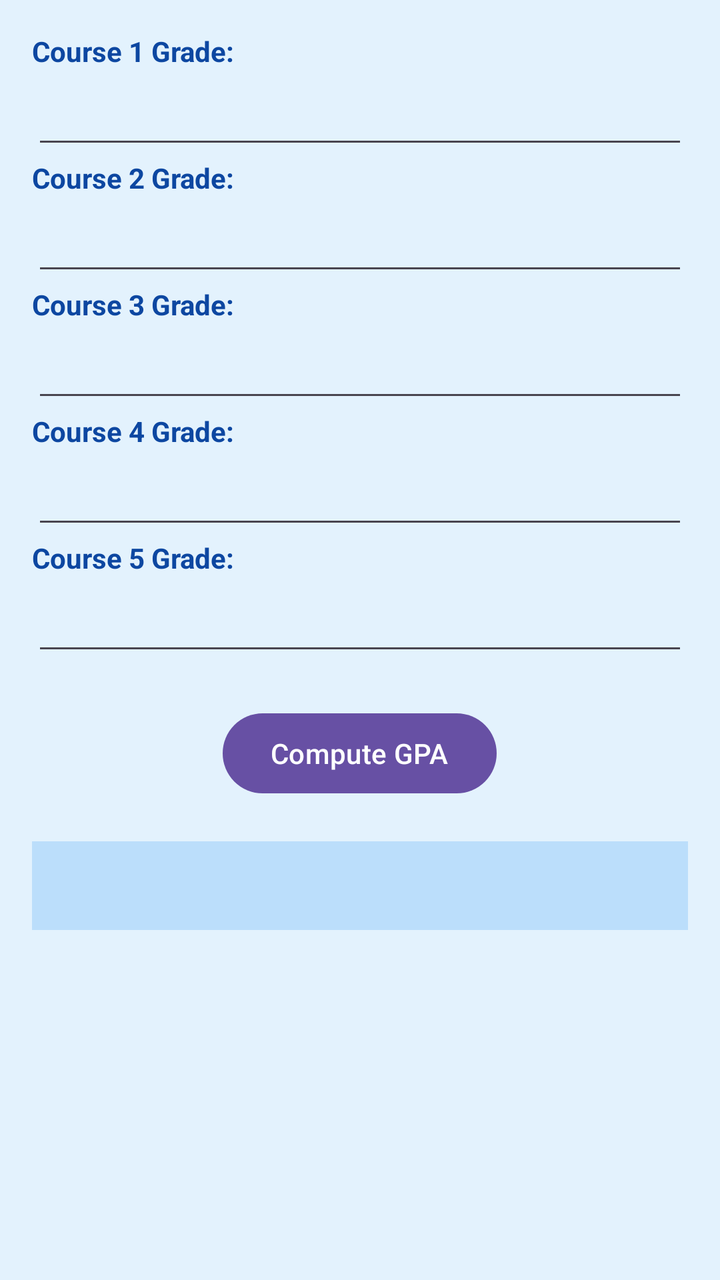
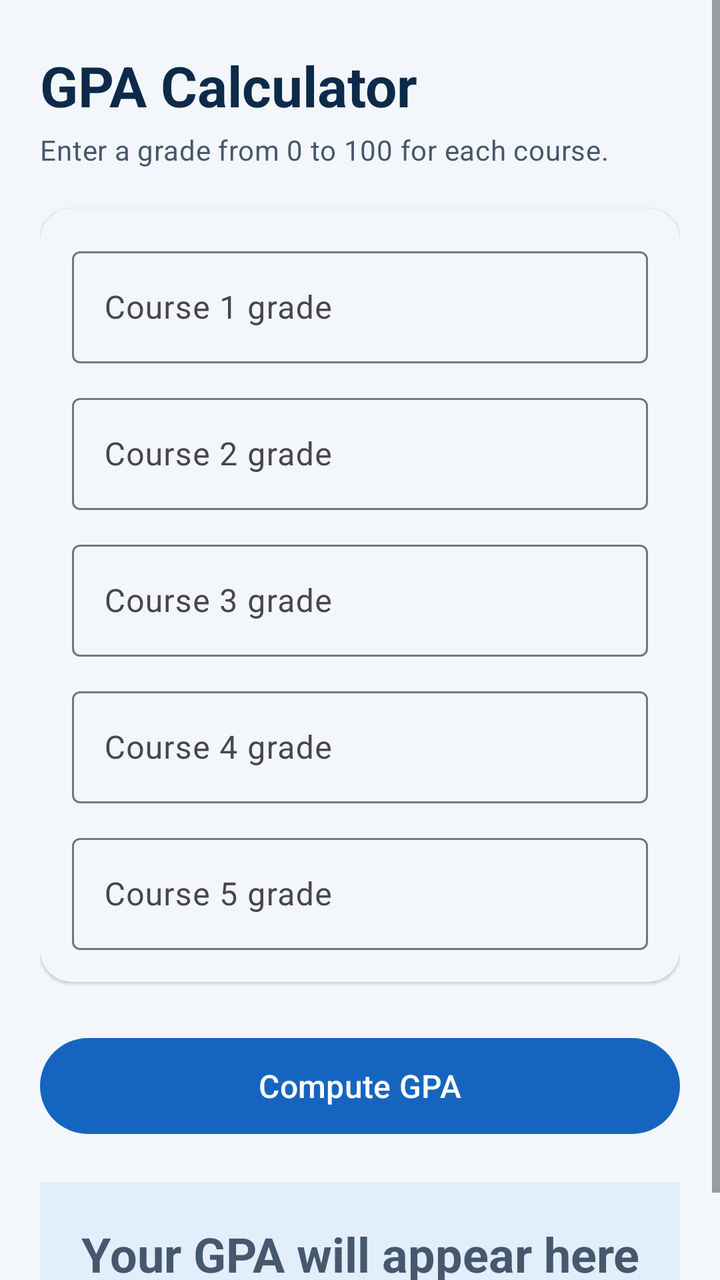

Compare the two renders of this Android layout. The source of the first and the diff that turns it into the second are given below.
<!-- AndroidManifest.xml: application theme Theme.Gpa_datlav2_calculator -->
<!-- res/layout/activity_main.xml -->
<?xml version="1.0" encoding="utf-8"?>
<LinearLayout xmlns:android="http://schemas.android.com/apk/res/android"
    android:layout_width="match_parent"
    android:layout_height="match_parent"
    android:background="#E3F2FD"
    android:orientation="vertical"
    android:padding="16dp">

<TextView
android:layout_width="wrap_content"
android:layout_height="wrap_content"
android:text="Course 1 Grade:"
android:textColor="#0D47A1"
    android:textStyle="bold" />

<EditText
android:id="@+id/grade1"
android:layout_width="match_parent"
android:layout_height="wrap_content"
    android:inputType="numberDecimal"
    android:textColor="#0D47A1"
    android:padding="10dp"/>

<TextView
android:layout_width="wrap_content"
android:layout_height="wrap_content"
android:text="Course 2 Grade:"
android:textColor="#0D47A1"
    android:textStyle="bold" />

<EditText
android:id="@+id/grade2"
android:layout_width="match_parent"
android:layout_height="wrap_content"
    android:inputType="numberDecimal"
    android:textColor="#0D47A1"
    android:padding="10dp"/>

<TextView
android:layout_width="wrap_content"
android:layout_height="wrap_content"
android:text="Course 3 Grade:"
android:textColor="#0D47A1"
    android:textStyle="bold" />

<EditText
android:id="@+id/grade3"
android:layout_width="match_parent"
android:layout_height="wrap_content"
    android:inputType="numberDecimal"
    android:textColor="#0D47A1"
    android:padding="10dp"/>

<TextView
android:layout_width="wrap_content"
android:layout_height="wrap_content"
android:text="Course 4 Grade:"
android:textColor="#0D47A1"
    android:textStyle="bold" />

<EditText
android:id="@+id/grade4"
android:layout_width="match_parent"
android:layout_height="wrap_content"
    android:inputType="numberDecimal"
    android:textColor="#0D47A1"
    android:padding="10dp"/>

<TextView
android:layout_width="wrap_content"
android:layout_height="wrap_content"
android:text="Course 5 Grade:"
android:textColor="#0D47A1"
    android:textStyle="bold" />

<EditText
android:id="@+id/grade5"
android:layout_width="match_parent"
android:layout_height="wrap_content"
    android:inputType="numberDecimal"
    android:textColor="#0D47A1"
    android:padding="10dp"/>

<Button
android:id="@+id/computeGpaButton"
android:layout_width="wrap_content"
android:layout_height="wrap_content"
android:layout_gravity="center_horizontal"
    android:text="Compute GPA"
    android:textColor="#FFFFFF"
    android:layout_marginTop="20dp"/>

<TextView
android:id="@+id/gpaResult"
android:layout_width="match_parent"
android:layout_height="wrap_content"
android:background="#BBDEFB"
    android:textAlignment="center"
    android:textSize="18sp"
    android:layout_marginTop="20dp"
    android:padding="10dp"
    android:textColor="#0D47A1"/>

    </LinearLayout>
<!-- resources referenced by this layout -->
<resources>
  <style name="Theme.Gpa_datlav2_calculator" parent="Base.Theme.Gpa_datlav2_calculator" />
  <style name="Base.Theme.Gpa_datlav2_calculator" parent="Theme.Material3.DayNight.NoActionBar">
          
          
      </style>
</resources>

<!-- the commit's change to res/layout/activity_main.xml (unified diff, before → after) -->
@@ -1,104 +1,168 @@
 <?xml version="1.0" encoding="utf-8"?>
-<LinearLayout xmlns:android="http://schemas.android.com/apk/res/android"
+<ScrollView xmlns:android="http://schemas.android.com/apk/res/android"
+    xmlns:app="http://schemas.android.com/apk/res-auto"
     android:layout_width="match_parent"
     android:layout_height="match_parent"
-    android:background="#E3F2FD"
-    android:orientation="vertical"
-    android:padding="16dp">
+    android:background="?android:attr/colorBackground"
+    android:fillViewport="true">
 
-<TextView
-android:layout_width="wrap_content"
-android:layout_height="wrap_content"
-android:text="Course 1 Grade:"
-android:textColor="#0D47A1"
-    android:textStyle="bold" />
+    <LinearLayout
+        android:layout_width="match_parent"
+        android:layout_height="wrap_content"
+        android:orientation="vertical"
+        android:paddingHorizontal="20dp"
+        android:paddingVertical="24dp">
 
-<EditText
-android:id="@+id/grade1"
-android:layout_width="match_parent"
-android:layout_height="wrap_content"
-    android:inputType="numberDecimal"
-    android:textColor="#0D47A1"
-    android:padding="10dp"/>
+        <TextView
+            android:layout_width="wrap_content"
+            android:layout_height="wrap_content"
+            android:accessibilityHeading="true"
+            android:text="@string/title"
+            android:textAppearance="?attr/textAppearanceHeadlineMedium"
+            android:textColor="@color/gpa_on_surface"
+            android:textStyle="bold" />
 
-<TextView
-android:layout_width="wrap_content"
-android:layout_height="wrap_content"
-android:text="Course 2 Grade:"
-android:textColor="#0D47A1"
-    android:textStyle="bold" />
+        <TextView
+            android:layout_width="wrap_content"
+            android:layout_height="wrap_content"
+            android:layout_marginTop="4dp"
+            android:text="@string/subtitle"
+            android:textAppearance="?attr/textAppearanceBodyMedium"
+            android:textColor="@color/gpa_on_surface_variant" />
 
-<EditText
-android:id="@+id/grade2"
-android:layout_width="match_parent"
-android:layout_height="wrap_content"
-    android:inputType="numberDecimal"
-    android:textColor="#0D47A1"
-    android:padding="10dp"/>
+        <com.google.android.material.card.MaterialCardView
+            style="@style/Widget.Material3.CardView.Elevated"
+            android:layout_width="match_parent"
+            android:layout_height="wrap_content"
+            android:layout_marginTop="20dp"
+            app:cardBackgroundColor="@color/gpa_surface"
+            app:cardCornerRadius="16dp">
 
-<TextView
-android:layout_width="wrap_content"
-android:layout_height="wrap_content"
-android:text="Course 3 Grade:"
-android:textColor="#0D47A1"
-    android:textStyle="bold" />
+            <LinearLayout
+                android:layout_width="match_parent"
+                android:layout_height="wrap_content"
+                android:orientation="vertical"
+                android:paddingHorizontal="16dp"
+                android:paddingTop="4dp"
+                android:paddingBottom="16dp">
 
-<EditText
-android:id="@+id/grade3"
-android:layout_width="match_parent"
-android:layout_height="wrap_content"
-    android:inputType="numberDecimal"
-    android:textColor="#0D47A1"
-    android:padding="10dp"/>
+                <com.google.android.material.textfield.TextInputLayout
+                    style="@style/Widget.Material3.TextInputLayout.OutlinedBox"
+                    android:layout_width="match_parent"
+                    android:layout_height="wrap_content"
+                    android:layout_marginTop="12dp"
+                    android:hint="@string/course_1"
+                    app:placeholderText="@string/grade_hint">
 
-<TextView
-android:layout_width="wrap_content"
-android:layout_height="wrap_content"
-android:text="Course 4 Grade:"
-android:textColor="#0D47A1"
-    android:textStyle="bold" />
+                    <com.google.android.material.textfield.TextInputEditText
+                        android:id="@+id/grade1"
+                        android:layout_width="match_parent"
+                        android:layout_height="wrap_content"
+                        android:minHeight="56dp"
+                        android:imeOptions="actionNext"
+                        android:inputType="numberDecimal"
+                        android:textSize="16sp" />
+                </com.google.android.material.textfield.TextInputLayout>
 
-<EditText
-android:id="@+id/grade4"
-android:layout_width="match_parent"
-android:layout_height="wrap_content"
-    android:inputType="numberDecimal"
-    android:textColor="#0D47A1"
-    android:padding="10dp"/>
+                <com.google.android.material.textfield.TextInputLayout
+                    style="@style/Widget.Material3.TextInputLayout.OutlinedBox"
+                    android:layout_width="match_parent"
+                    android:layout_height="wrap_content"
+                    android:layout_marginTop="12dp"
+                    android:hint="@string/course_2"
+                    app:placeholderText="@string/grade_hint">
 
-<TextView
-android:layout_width="wrap_content"
-android:layout_height="wrap_content"
-android:text="Course 5 Grade:"
-android:textColor="#0D47A1"
-    android:textStyle="bold" />
+                    <com.google.android.material.textfield.TextInputEditText
+                        android:id="@+id/grade2"
+                        android:layout_width="match_parent"
+                        android:layout_height="wrap_content"
+                        android:minHeight="56dp"
+                        android:imeOptions="actionNext"
+                        android:inputType="numberDecimal"
+                        android:textSize="16sp" />
+                </com.google.android.material.textfield.TextInputLayout>
 
-<EditText
-android:id="@+id/grade5"
-android:layout_width="match_parent"
-android:layout_height="wrap_content"
-    android:inputType="numberDecimal"
-    android:textColor="#0D47A1"
-    android:padding="10dp"/>
+                <com.google.android.material.textfield.TextInputLayout
+                    style="@style/Widget.Material3.TextInputLayout.OutlinedBox"
+                    android:layout_width="match_parent"
+                    android:layout_height="wrap_content"
+                    android:layout_marginTop="12dp"
+                    android:hint="@string/course_3"
+                    app:placeholderText="@string/grade_hint">
 
-<Button
-android:id="@+id/computeGpaButton"
-android:layout_width="wrap_content"
-android:layout_height="wrap_content"
-android:layout_gravity="center_horizontal"
-    android:text="Compute GPA"
-    android:textColor="#FFFFFF"
-    android:layout_marginTop="20dp"/>
+                    <com.google.android.material.textfield.TextInputEditText
+                        android:id="@+id/grade3"
+                        android:layout_width="match_parent"
+                        android:layout_height="wrap_content"
+                        android:minHeight="56dp"
+                        android:imeOptions="actionNext"
+                        android:inputType="numberDecimal"
+                        android:textSize="16sp" />
+                </com.google.android.material.textfield.TextInputLayout>
 
-<TextView
-android:id="@+id/gpaResult"
-android:layout_width="match_parent"
-android:layout_height="wrap_content"
-android:background="#BBDEFB"
-    android:textAlignment="center"
-    android:textSize="18sp"
-    android:layout_marginTop="20dp"
-    android:padding="10dp"
-    android:textColor="#0D47A1"/>
+                <com.google.android.material.textfield.TextInputLayout
+                    style="@style/Widget.Material3.TextInputLayout.OutlinedBox"
+                    android:layout_width="match_parent"
+                    android:layout_height="wrap_content"
+                    android:layout_marginTop="12dp"
+                    android:hint="@string/course_4"
+                    app:placeholderText="@string/grade_hint">
+
+                    <com.google.android.material.textfield.TextInputEditText
+                        android:id="@+id/grade4"
+                        android:layout_width="match_parent"
+                        android:layout_height="wrap_content"
+                        android:minHeight="56dp"
+                        android:imeOptions="actionNext"
+                        android:inputType="numberDecimal"
+                        android:textSize="16sp" />
+                </com.google.android.material.textfield.TextInputLayout>
+
+                <com.google.android.material.textfield.TextInputLayout
+                    style="@style/Widget.Material3.TextInputLayout.OutlinedBox"
+                    android:layout_width="match_parent"
+                    android:layout_height="wrap_content"
+                    android:layout_marginTop="12dp"
+                    android:hint="@string/course_5"
+                    app:placeholderText="@string/grade_hint">
+
+                    <com.google.android.material.textfield.TextInputEditText
+                        android:id="@+id/grade5"
+                        android:layout_width="match_parent"
+                        android:layout_height="wrap_content"
+                        android:minHeight="56dp"
+                        android:imeOptions="actionDone"
+                        android:inputType="numberDecimal"
+                        android:textSize="16sp" />
+                </com.google.android.material.textfield.TextInputLayout>
+            </LinearLayout>
+        </com.google.android.material.card.MaterialCardView>
+
+        <com.google.android.material.button.MaterialButton
+            android:id="@+id/computeGpaButton"
+            android:layout_width="match_parent"
+            android:layout_height="wrap_content"
+            android:layout_marginTop="24dp"
+            android:minHeight="56dp"
+            android:text="@string/compute_gpa"
+            android:textSize="16sp"
+            app:cornerRadius="28dp" />
+
+        <TextView
+            android:id="@+id/gpaResult"
+            android:layout_width="match_parent"
+            android:layout_height="wrap_content"
+            android:layout_marginTop="20dp"
+            android:accessibilityLiveRegion="polite"
+            android:background="@color/gpa_result_empty"
+            android:gravity="center"
+            android:hint="@string/result_placeholder"
+            android:minHeight="72dp"
+            android:padding="16dp"
+            android:textColor="@color/gpa_on_result"
+            android:textColorHint="@color/gpa_on_surface_variant"
+            android:textSize="24sp"
+            android:textStyle="bold" />
 
     </LinearLayout>
+</ScrollView>
<!-- resource entries referenced after the edit -->
@@ -1,9 +1,32 @@
 <!-- resources referenced by this layout -->
 <resources>
+  <color name="gpa_on_result">#1A1C1E</color>
+  <color name="gpa_on_surface">#0D2A4A</color>
+  <color name="gpa_on_surface_variant">#46586E</color>
+  <color name="gpa_result_empty">#E3EEFB</color>
+  <color name="gpa_surface">#FFFFFF</color>
+  <string name="compute_gpa">Compute GPA</string>
+  <string name="course_1">Course 1 grade</string>
+  <string name="course_2">Course 2 grade</string>
+  <string name="course_3">Course 3 grade</string>
+  <string name="course_4">Course 4 grade</string>
+  <string name="course_5">Course 5 grade</string>
+  <string name="grade_hint">0–100</string>
+  <string name="result_placeholder">Your GPA will appear here</string>
+  <string name="subtitle">Enter a grade from 0 to 100 for each course.</string>
+  <string name="title">GPA Calculator</string>
   <style name="Theme.Gpa_datlav2_calculator" parent="Base.Theme.Gpa_datlav2_calculator" />
   <style name="Base.Theme.Gpa_datlav2_calculator" parent="Theme.Material3.DayNight.NoActionBar">
           
-          
+          <item name="colorPrimary">@color/gpa_primary</item>
+          <item name="colorOnPrimary">@color/gpa_on_primary</item>
+          <item name="android:colorBackground">@color/gpa_background</item>
+          <item name="colorSurface">@color/gpa_surface</item>
+          <item name="colorOnSurface">@color/gpa_on_surface</item>
+          <item name="android:statusBarColor">@color/gpa_background</item>
       </style>
+  <color name="gpa_primary">#1565C0</color>
+  <color name="gpa_on_primary">#FFFFFF</color>
+  <color name="gpa_background">#F3F7FC</color>
 </resources>
 
